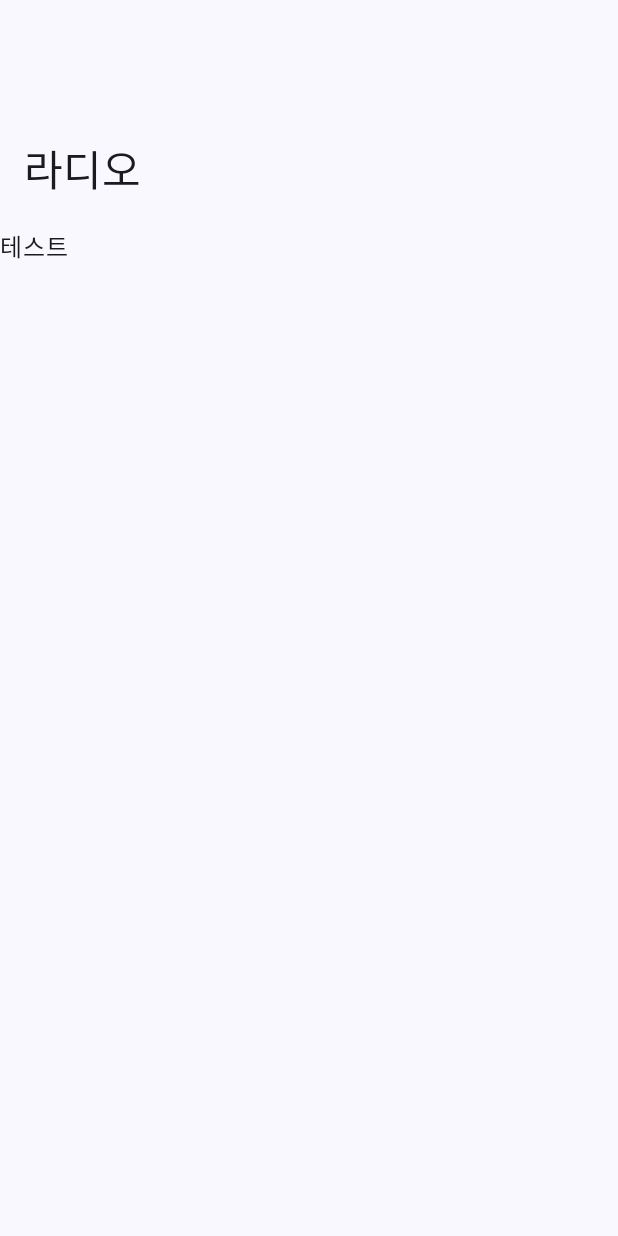
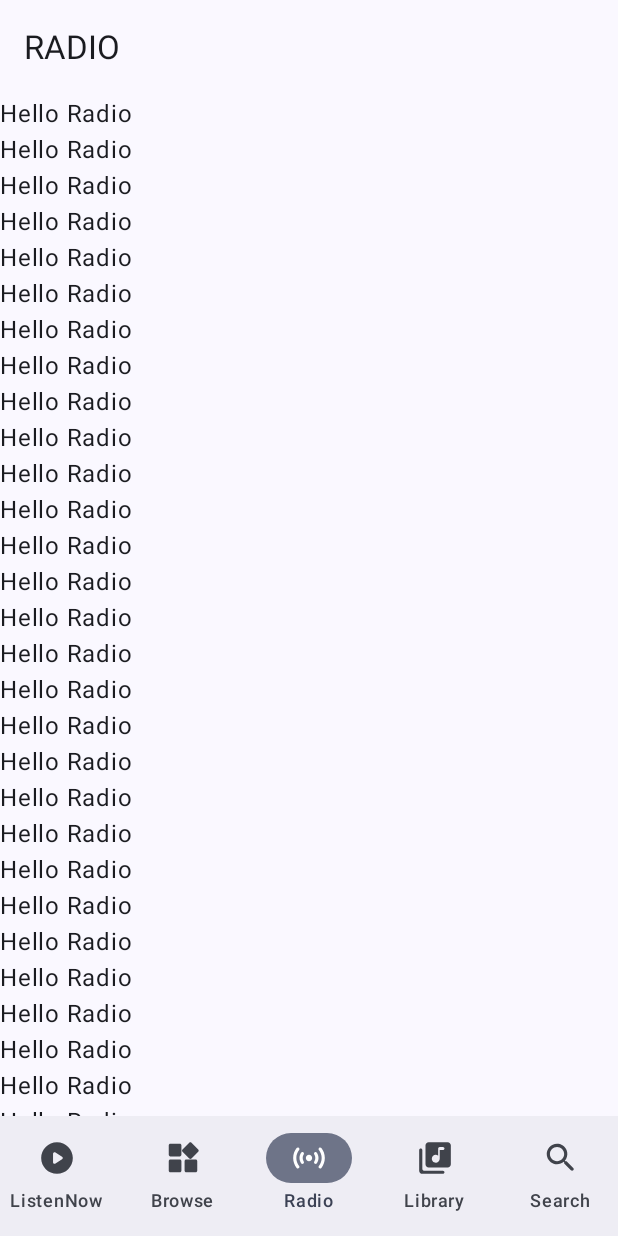
Before and after one commit to GDGincheonAndroidStudy/ComposeStudy.23, an Android app built with Jetpack Compose: the screen it shows after launch (MainActivity), on a phone screen of 412 x 824 dp. Before the commit the screen is almost empty. Run offline under Robolectric (Android 15) with nearby library versions, the phone set to English and light mode, and no system bars.

Commit message:
라디오 화면 구현중

```diff
--- a/app/build.gradle
+++ b/app/build.gradle
@@ -53,7 +53,9 @@ dependencies {
     implementation 'androidx.activity:activity-compose:1.3.1'
     implementation "androidx.compose.ui:ui:$compose_ui_version"
     implementation "androidx.compose.ui:ui-tooling-preview:$compose_ui_version"
+    implementation "androidx.compose.material:material-icons-extended:$compose_ui_version"
     implementation 'androidx.compose.material3:material3:1.0.0-alpha11'
+    implementation "androidx.navigation:navigation-compose:2.5.3"
     testImplementation 'junit:junit:4.13.2'
     androidTestImplementation 'androidx.test.ext:junit:1.1.5'
     androidTestImplementation 'androidx.test.espresso:espresso-core:3.5.1'
--- a/app/src/main/java/com/gdg/composestudy23_5week/AppleMusicApp.kt
+++ b/app/src/main/java/com/gdg/composestudy23_5week/AppleMusicCloneApp.kt
@@ -8,7 +8,7 @@ import androidx.compose.ui.Modifier
 import com.gdg.composestudy23_5week.ui.theme.ComposeStudy235weekTheme
 
 @Composable
-fun AppleMusicApp() {
+fun AppleMusicCloneApp() {
     ComposeStudy235weekTheme {
         // A surface container using the 'background' color from the theme
         Surface(
--- a/app/src/main/java/com/gdg/composestudy23_5week/MainActivity.kt
+++ b/app/src/main/java/com/gdg/composestudy23_5week/MainActivity.kt
@@ -11,7 +11,7 @@ class MainActivity : ComponentActivity() {
     override fun onCreate(savedInstanceState: Bundle?) {
         super.onCreate(savedInstanceState)
         setContent {
-            AppleMusicApp()
+            AppleMusicCloneApp()
         }
     }
 }
@@ -20,6 +20,6 @@ class MainActivity : ComponentActivity() {
 @Composable
 fun DefaultPreview() {
     ComposeStudy235weekTheme {
-        AppleMusicApp()
+        AppleMusicCloneApp()
     }
 }
--- a/app/src/main/java/com/gdg/composestudy23_5week/MainScreen.kt
+++ b/app/src/main/java/com/gdg/composestudy23_5week/MainScreen.kt
@@ -1,26 +1,74 @@
 package com.gdg.composestudy23_5week
 
-import androidx.compose.foundation.layout.Box
 import androidx.compose.foundation.layout.padding
-import androidx.compose.foundation.lazy.LazyColumn
-import androidx.compose.material3.ExperimentalMaterial3Api
-import androidx.compose.material3.LargeTopAppBar
-import androidx.compose.material3.Scaffold
-import androidx.compose.material3.Text
+import androidx.compose.foundation.layout.size
+import androidx.compose.material3.*
 import androidx.compose.runtime.Composable
+import androidx.compose.runtime.getValue
 import androidx.compose.ui.Modifier
+import androidx.compose.ui.text.style.TextOverflow
+import androidx.compose.ui.unit.dp
+import androidx.navigation.compose.NavHost
+import androidx.navigation.compose.composable
+import androidx.navigation.compose.currentBackStackEntryAsState
+import androidx.navigation.compose.rememberNavController
 
 @OptIn(ExperimentalMaterial3Api::class)
 @Composable
 fun MainScreen() {
-    Scaffold(topBar = {
-        LargeTopAppBar(title = { Text("라디오") })
-    }) { paddingValues ->
-        Box(modifier = Modifier.padding(paddingValues)) {
-            LazyColumn {
-                item {
-                    Text("테스트")
+    val navController = rememberNavController()
+    val navBackStackEntry by navController.currentBackStackEntryAsState()
+
+    Scaffold(
+        topBar = {
+            SmallTopAppBar(title = { Text(navBackStackEntry?.destination?.route ?: "") })
+        },
+        bottomBar = {
+            NavigationBar {
+                listOf(
+                    NavigationItem.ListenNow,
+                    NavigationItem.Browse,
+                    NavigationItem.Radio,
+                    NavigationItem.Library,
+                    NavigationItem.Search
+                ).forEach { item ->
+                    NavigationBarItem(
+                        icon = {
+                            Icon(imageVector = item.icon, contentDescription = item.title, modifier = Modifier.size(25.dp))
+                        },
+                        label = { Text(text = item.title, maxLines = 1, overflow = TextOverflow.Ellipsis) },
+                        selected = navBackStackEntry?.destination?.route == item.route,
+                        alwaysShowLabel = true,
+                        onClick = {
+                            navController.navigate(item.route) {
+                                navController.graph.startDestinationRoute?.let {
+                                    popUpTo(it) { saveState = true }
+                                }
+                                launchSingleTop = true
+                                restoreState = true
+                            }
+                        }
+                    )
                 }
+            }
+        }
+    ) { paddingValues ->
+        NavHost(
+            navController,
+            NavigationItem.Radio.route,
+            Modifier.padding(paddingValues)
+        ) {
+            composable(NavigationItem.ListenNow.route) {
+            }
+            composable(NavigationItem.Browse.route) {
+            }
+            composable(NavigationItem.Radio.route) {
+                RadioScreen()
+            }
+            composable(NavigationItem.Library.route) {
+            }
+            composable(NavigationItem.Search.route) {
+                SearchScreen()
             }
         }
     }
--- /dev/null
+++ b/app/src/main/java/com/gdg/composestudy23_5week/NavigationItem.kt
@@ -0,0 +1,17 @@
+package com.gdg.composestudy23_5week
+
+import androidx.compose.material.icons.Icons
+import androidx.compose.material.icons.rounded.*
+import androidx.compose.ui.graphics.vector.ImageVector
+
+sealed class NavigationItem(
+    val title: String,
+    val icon: ImageVector,
+    val route: String
+) {
+    object ListenNow : NavigationItem("ListenNow", Icons.Rounded.PlayCircle, "LISTENNOW")
+    object Browse : NavigationItem("Browse", Icons.Rounded.Widgets, "BROWSE")
+    object Radio : NavigationItem("Radio", Icons.Rounded.Sensors, "RADIO")
+    object Library : NavigationItem("Library", Icons.Rounded.LibraryMusic, "LIBRARY")
+    object Search : NavigationItem("Search", Icons.Rounded.Search, "SEARCH")
+}
--- /dev/null
+++ b/app/src/main/java/com/gdg/composestudy23_5week/RadioMusic.kt
@@ -0,0 +1,6 @@
+package com.gdg.composestudy23_5week
+
+data class RadioMusic(
+    val time: String,
+    val musicStation: MusicStation
+)
```
Also changed, not shown: app/src/main/java/com/gdg/composestudy23_5week/MusicStation.kt (added, +7 -0 lines), app/src/main/java/com/gdg/composestudy23_5week/RadioScreen.kt (added, +170 -0 lines), app/src/main/java/com/gdg/composestudy23_5week/SearchScreen.kt (added, +12 -0 lines).
